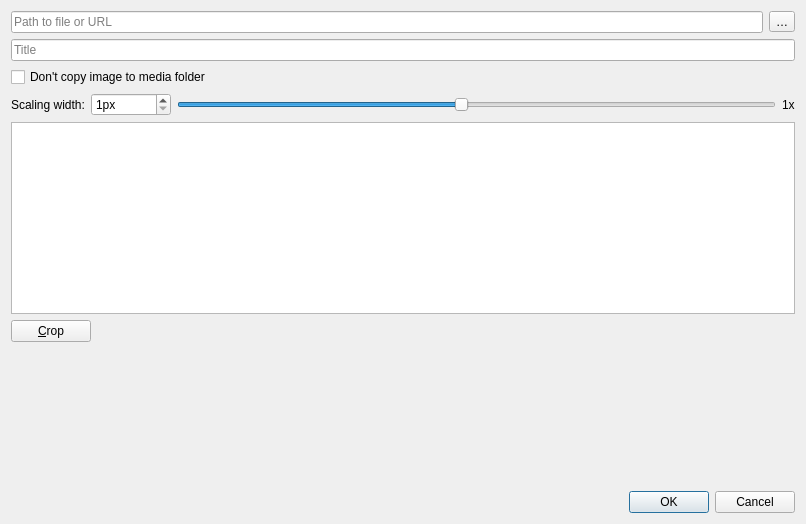
Qt form src/dialogs/imagedialog.ui (pbek/QOwnNotes) before a commit.
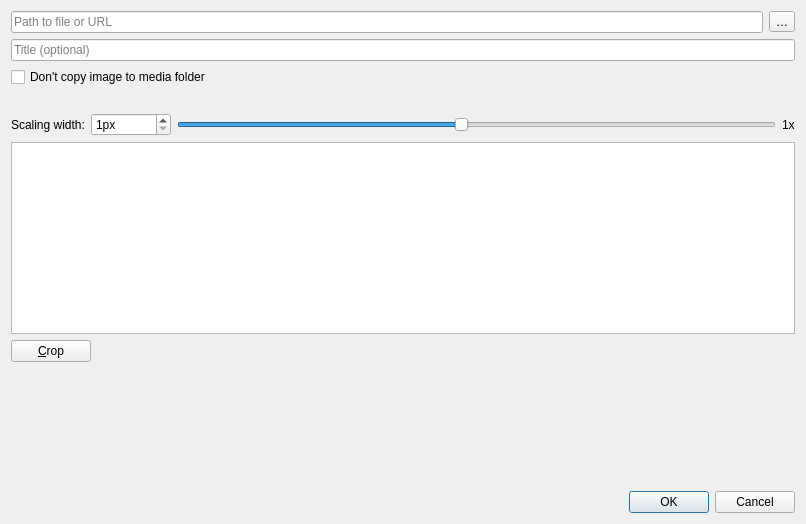
The same form after that commit. Icons and pictures are not drawn. Custom widgets are drawn as their Qt base class.

Commit message: imagedialog: show image info and only allow inserting valid images

The edit to the form file:
```diff
--- a/src/dialogs/imagedialog.ui
+++ b/src/dialogs/imagedialog.ui
@@ -24,6 +24,16 @@
      </property>
     </widget>
    </item>
+   <item row="3" column="0" colspan="3">
+    <widget class="QLabel" name="infoLabel">
+     <property name="text">
+      <string notr="true"/>
+     </property>
+     <property name="wordWrap">
+      <bool>true</bool>
+     </property>
+    </widget>
+   </item>
    <item row="2" column="0" colspan="3">
     <widget class="QCheckBox" name="disableCopyingCheckBox">
      <property name="toolTip">
@@ -37,7 +47,7 @@
    <item row="0" column="0" colspan="2">
     <widget class="QLineEdit" name="fileEdit">
      <property name="statusTip">
-      <string>Image filename or URL</string>
+      <string>Image file name or URL</string>
      </property>
      <property name="readOnly">
       <bool>false</bool>
@@ -56,14 +66,14 @@
       <string>Title of the image link</string>
      </property>
      <property name="placeholderText">
-      <string>Title</string>
+      <string>Title (optional)</string>
      </property>
      <property name="clearButtonEnabled">
       <bool>true</bool>
      </property>
     </widget>
    </item>
-   <item row="3" column="0" colspan="3">
+   <item row="4" column="0" colspan="3">
     <widget class="QFrame" name="previewFrame">
      <property name="sizePolicy">
       <sizepolicy hsizetype="Preferred" vsizetype="Expanding">
@@ -167,7 +177,7 @@
      </layout>
     </widget>
    </item>
-   <item row="5" column="0" colspan="3">
+   <item row="6" column="0" colspan="3">
     <spacer name="verticalSpacer">
      <property name="orientation">
       <enum>Qt::Vertical</enum>
@@ -183,7 +193,7 @@
      </property>
     </spacer>
    </item>
-   <item row="6" column="0" colspan="3">
+   <item row="7" column="0" colspan="3">
     <widget class="QDialogButtonBox" name="buttonBox">
      <property name="orientation">
       <enum>Qt::Horizontal</enum>
@@ -193,7 +203,7 @@
      </property>
     </widget>
    </item>
-   <item row="4" column="0" colspan="3">
+   <item row="5" column="0" colspan="3">
     <widget class="QFrame" name="toolFrame">
      <property name="frameShape">
       <enum>QFrame::NoFrame</enum>
```
The commit also changes 3 other files.
